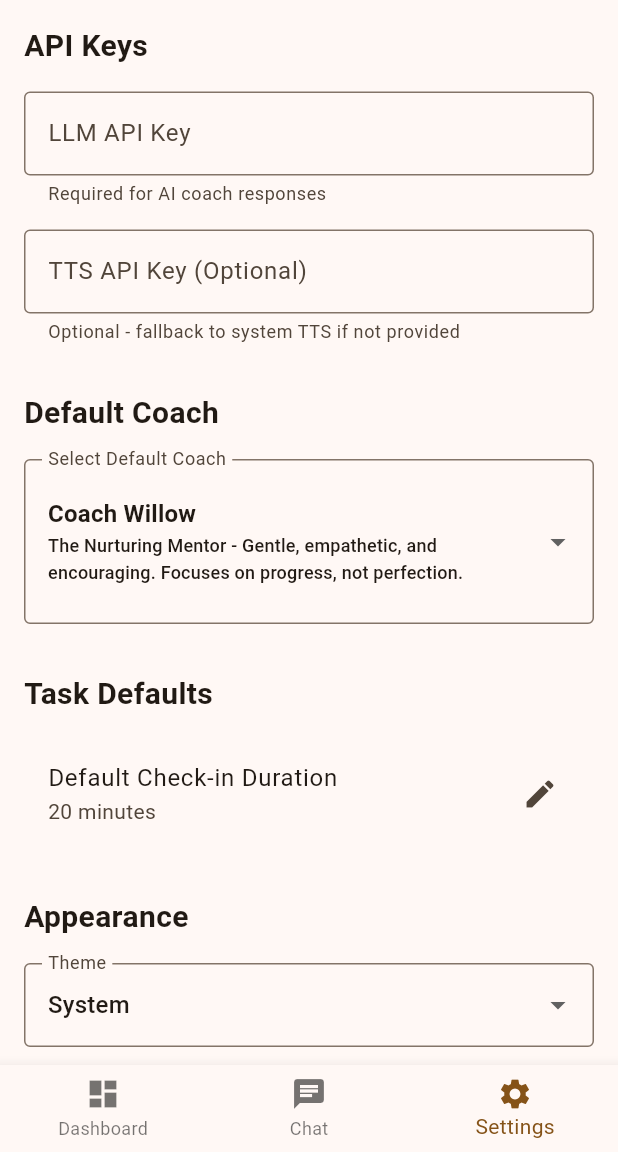
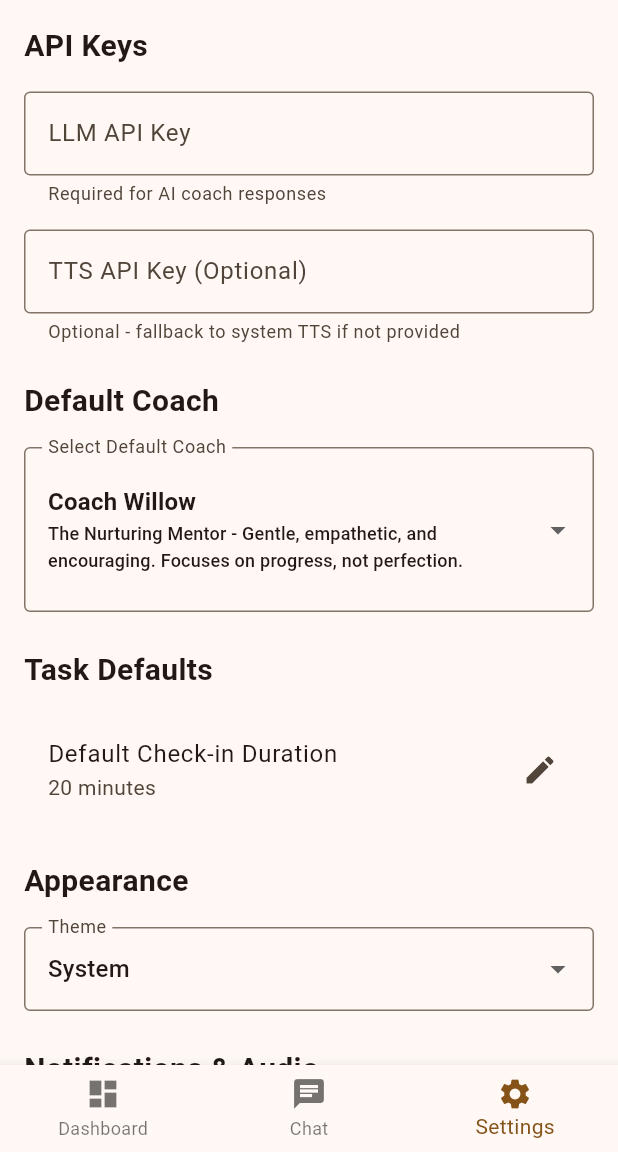
Before and after one commit to MattConrad/pocket_coach, a Flutter app: the screen it shows after launch, after a tap on "Get Started - Configure Settings", on a phone screen of 412 x 824 dp, the part 84-1236 px from its top. Run offline on Flutter 3.47's test engine with Material 3 defaults, Android fonts, the phone set to English and light mode, and no system bars; our stand-ins replace flutter_local_notifications, flutter_riverpod, flutter_tts, isar, shared_preferences; missing offline and left inert: window_manager; accounts and stored records are empty; generated files the repository leaves out were written again.

Commit message:
Compact layout somewhat.

```diff
--- a/lib/main.dart
+++ b/lib/main.dart
@@ -147,12 +147,12 @@ class _MainScreenState extends ConsumerState<MainScreen> {
     return Scaffold(
       body: SafeArea(
         child: Padding(
-          padding: const EdgeInsets.all(24),
+          padding: const EdgeInsets.all(16),
           child: Column(
             mainAxisAlignment: MainAxisAlignment.center,
             children: [
-              const Icon(Icons.psychology, size: 120, color: Colors.blue),
-              const SizedBox(height: 32),
+              const Icon(Icons.psychology, size: 80, color: Colors.blue),
+              const SizedBox(height: 20),
               Text(
                 'Welcome to Pocket Coach!',
                 style: Theme.of(context).textTheme.headlineMedium?.copyWith(fontWeight: FontWeight.bold),
@@ -163,7 +163,7 @@ class _MainScreenState extends ConsumerState<MainScreen> {
               //   style: Theme.of(context).textTheme.bodyLarge,
               //   textAlign: TextAlign.center,
               // ),
-              const SizedBox(height: 32),
+              const SizedBox(height: 20),
               const Card(
                 child: Padding(
                   padding: EdgeInsets.all(16),
@@ -180,7 +180,7 @@ class _MainScreenState extends ConsumerState<MainScreen> {
                   ),
                 ),
               ),
-              const SizedBox(height: 32),
+              const SizedBox(height: 20),
               SizedBox(
                 width: double.infinity,
                 child: ElevatedButton(
--- a/lib/screens/chat_screen.dart
+++ b/lib/screens/chat_screen.dart
@@ -80,7 +80,7 @@ class _ChatScreenState extends ConsumerState<ChatScreen> {
           // Coach Portrait
           Container(
             padding: const EdgeInsets.all(8),
-            child: CoachPortrait(personaId: currentCoach, expression: currentExpression, size: 200),
+            child: CoachPortrait(personaId: currentCoach, expression: currentExpression, size: 120),
           ),
 
           // Chat Messages
--- a/lib/screens/dashboard_screen.dart
+++ b/lib/screens/dashboard_screen.dart
@@ -183,7 +183,7 @@ class _DashboardScreenState extends ConsumerState<DashboardScreen> with SingleTi
                         child: Column(
                           mainAxisAlignment: MainAxisAlignment.center,
                           children: [
-                            Icon(Icons.task_alt, size: 64, color: Colors.grey),
+                            Icon(Icons.task_alt, size: 48, color: Colors.grey),
                             SizedBox(height: 16),
                             Text('No tasks yet', style: TextStyle(fontSize: 18, color: Colors.grey)),
                             Text('Tap + to add your first task', style: TextStyle(color: Colors.grey)),
--- a/lib/screens/settings_screen.dart
+++ b/lib/screens/settings_screen.dart
@@ -81,7 +81,7 @@ class _SettingsScreenState extends ConsumerState<SettingsScreen> {
               },
             ),
 
-            const SizedBox(height: 32),
+            const SizedBox(height: 24),
 
             // Coach Selection
             const Text('Default Coach', style: TextStyle(fontSize: 20, fontWeight: FontWeight.bold)),
@@ -116,7 +116,7 @@ class _SettingsScreenState extends ConsumerState<SettingsScreen> {
               },
             ),
 
-            const SizedBox(height: 32),
+            const SizedBox(height: 24),
 
             // Task Defaults
             const Text('Task Defaults', style: TextStyle(fontSize: 20, fontWeight: FontWeight.bold)),
@@ -139,7 +139,7 @@ class _SettingsScreenState extends ConsumerState<SettingsScreen> {
               },
             ),
 
-            const SizedBox(height: 32),
+            const SizedBox(height: 24),
 
             // Appearance
             const Text('Appearance', style: TextStyle(fontSize: 20, fontWeight: FontWeight.bold)),
@@ -164,7 +164,7 @@ class _SettingsScreenState extends ConsumerState<SettingsScreen> {
               },
             ),
 
-            const SizedBox(height: 32),
+            const SizedBox(height: 24),
 
             // Notifications & Audio
             const Text('Notifications & Audio', style: TextStyle(fontSize: 20, fontWeight: FontWeight.bold)),
@@ -192,7 +192,7 @@ class _SettingsScreenState extends ConsumerState<SettingsScreen> {
               },
             ),
 
-            const SizedBox(height: 32),
+            const SizedBox(height: 24),
 
             // Data Management
             const Text('Data Management', style: TextStyle(fontSize: 20, fontWeight: FontWeight.bold)),
--- a/lib/widgets/statistics_card.dart
+++ b/lib/widgets/statistics_card.dart
@@ -75,7 +75,7 @@ class StatisticsCard extends StatelessWidget {
               ),
               child: Column(
                 children: [
-                  Icon(Icons.local_fire_department, color: currentStreak > 0 ? Colors.orange : Colors.grey, size: 32),
+                  Icon(Icons.local_fire_department, color: currentStreak > 0 ? Colors.orange : Colors.grey, size: 24),
                   const SizedBox(height: 8),
                   Text(
                     'Current Streak',
```
